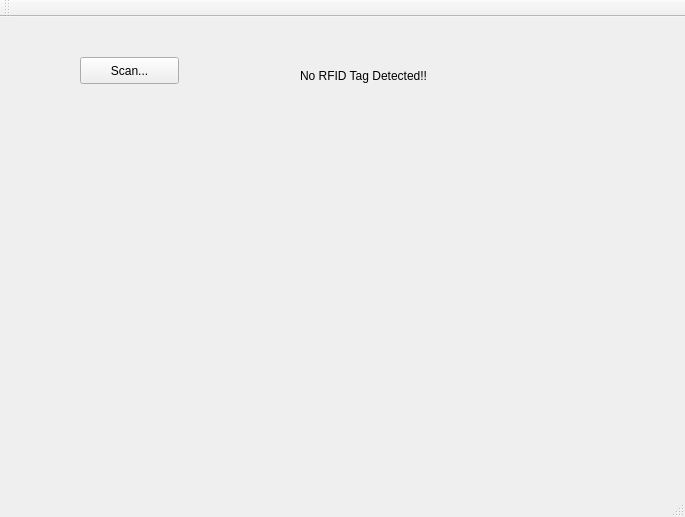
Before: the Qt Designer form ui/rifd/rfid.ui in k29/rfid, drawn with Qt 5.
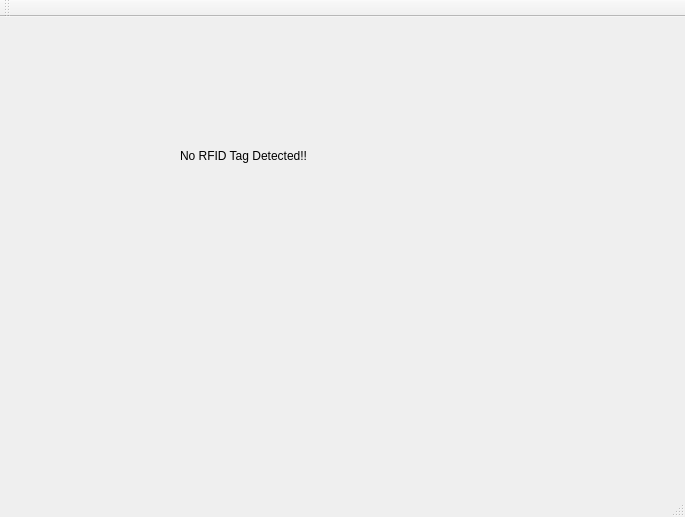
After: the same form once the commit is applied.

Patch:
```diff
--- a/ui/rifd/rfid.ui
+++ b/ui/rifd/rfid.ui
@@ -27,24 +27,11 @@
      <number>0</number>
     </property>
     <widget class="QWidget" name="Scan">
-     <widget class="QPushButton" name="pushButton_scan">
+     <widget class="QLabel" name="label_scanStatus">
       <property name="geometry">
        <rect>
-        <x>60</x>
-        <y>40</y>
-        <width>99</width>
-        <height>27</height>
-       </rect>
-      </property>
-      <property name="text">
-       <string>Scan...</string>
-      </property>
-     </widget>
-     <widget class="QLabel" name="label">
-      <property name="geometry">
-       <rect>
-        <x>280</x>
-        <y>50</y>
+        <x>160</x>
+        <y>130</y>
         <width>221</width>
         <height>17</height>
        </rect>
```
